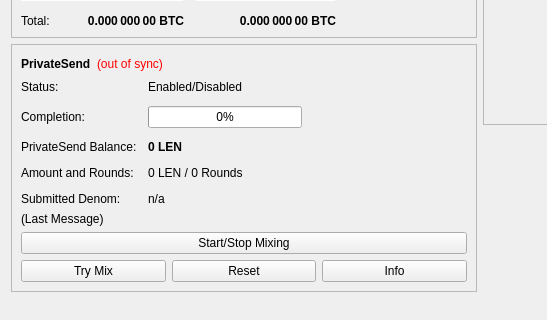
Above: src/qt/forms/overviewpage.ui from we-conceived-the/oracle before the change; both pictures show x 0 to 547 and y 178 to 498 of the 960 by 585 pixel window. Below: the same form after it.
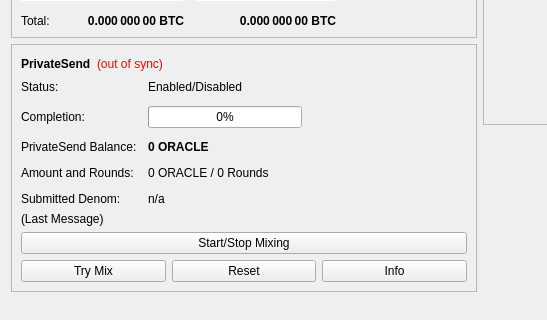
That is the form after the change.

```diff
--- a/src/qt/forms/overviewpage.ui
+++ b/src/qt/forms/overviewpage.ui
@@ -511,7 +511,7 @@
                </font>
               </property>
               <property name="text">
-               <string notr="true">0 LEN</string>
+               <string notr="true">0 ORACLE</string>
               </property>
              </widget>
             </item>
@@ -525,7 +525,7 @@
             <item row="3" column="1">
              <widget class="QLabel" name="labelAmountRounds">
               <property name="text">
-               <string>0 LEN / 0 Rounds</string>
+               <string>0 ORACLE / 0 Rounds</string>
               </property>
              </widget>
             </item>
```
